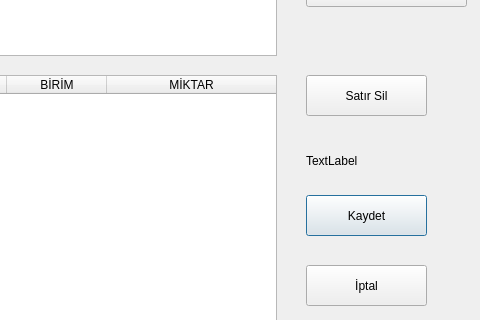
The window that recete2.ui (nerdogan/nenra) describes before a commit, drawn with Qt 5; both pictures show x 194 to 674 and y 175 to 495 of the 674 by 586 pixel window.
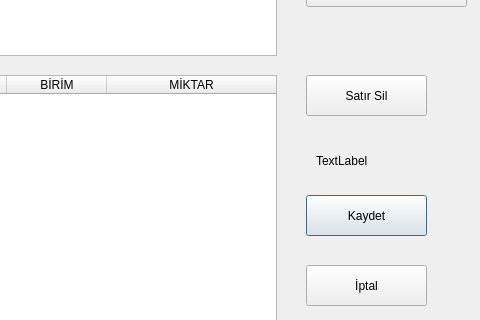
The same window after the commit. Icons and pictures are not drawn.

```diff
--- a/recete2.ui
+++ b/recete2.ui
@@ -186,7 +186,7 @@
   <widget class="QLabel" name="label_3">
    <property name="geometry">
     <rect>
-     <x>500</x>
+     <x>510</x>
      <y>320</y>
      <width>71</width>
      <height>31</height>
```
